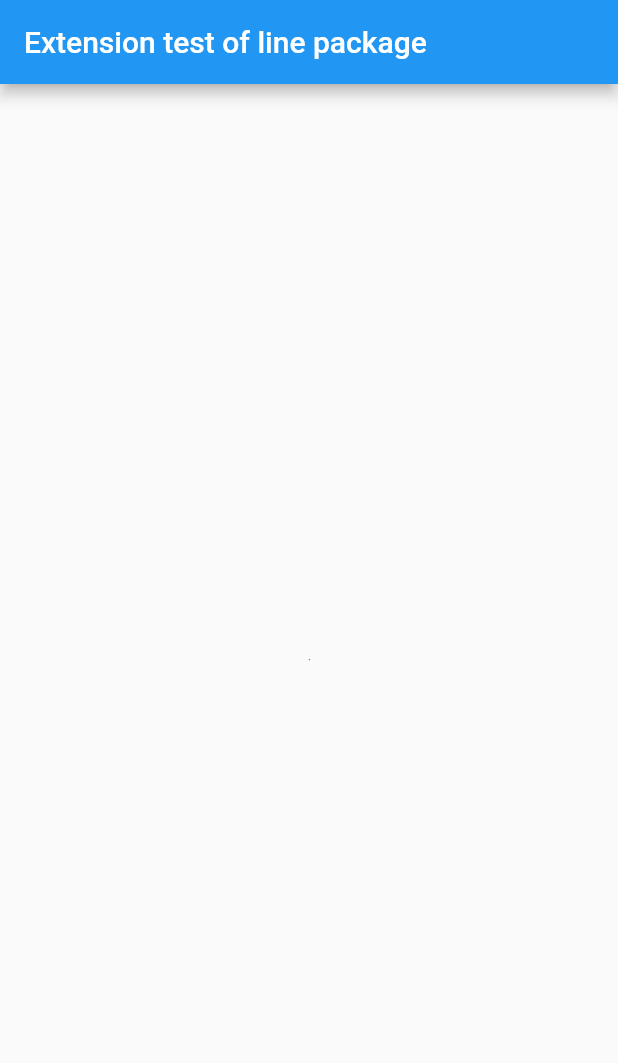
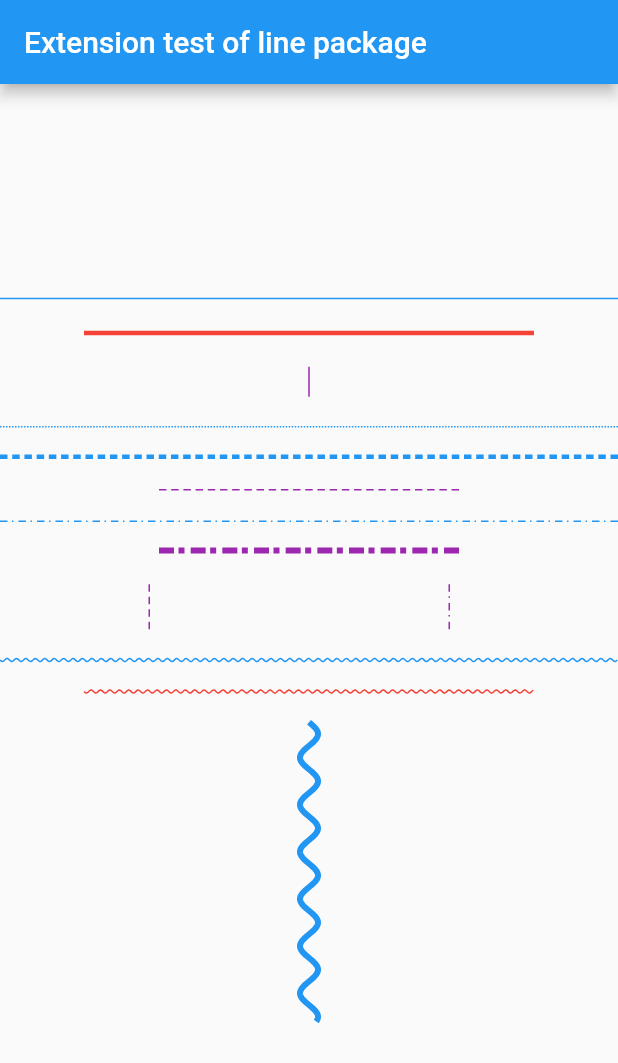
Before and after one commit to zhoushuangjian001/idkit_line, a Flutter app: the screen it shows after launch, on a phone screen of 412 x 824 dp. Shown: the top 1063 px of the screen. Run offline on Flutter 3.47's test engine with Material 2 defaults, Android fonts, the phone set to English and light mode, and no system bars.

Commit message:
使用文档编写

```diff
--- a/example/lib/main.dart
+++ b/example/lib/main.dart
@@ -39,80 +39,85 @@ class _MyHomePageState extends State<MyHomePage> {
         child: Column(
           mainAxisAlignment: MainAxisAlignment.center,
           children: <Widget>[
-            // IDKitLine.solid(),
-            // const SizedBox(height: 20),
-            // IDKitLine.solid(
-            //   color: Colors.red,
-            //   width: 300,
-            //   height: 5,
-            // ),
-            // const SizedBox(height: 20),
-            // IDKitLine.solid(
-            //   color: Colors.purple,
-            //   width: 300,
-            //   axis: Axis.vertical,
-            //   height: 20,
-            // ),
-            // const SizedBox(height: 20),
-            // IDKitLine.dotted(),
-            // const SizedBox(height: 20),
-            // IDKitLine.dotted(
-            //   dashLength: 5,
-            //   interval: 3,
-            // ),
-            // const SizedBox(height: 20),
-            // IDKitLine.dotted(
-            //   width: 200,
-            //   color: Colors.purple,
-            //   dashLength: 5,
-            //   interval: 3,
-            // ),
-            // const SizedBox(height: 20),
-            // IDKitLine.dotted(
-            //   dashLength: 5,
-            //   interval: 3,
-            //   dottedType: DottedType.dash_dot,
-            // ),
-            // const SizedBox(height: 20),
-            // IDKitLine.dotted(
-            //   width: 200,
-            //   color: Colors.purple,
-            //   dashLength: 5,
-            //   interval: 3,
-            //   dottedType: DottedType.dash_dot,
-            // ),
-            // const SizedBox(height: 20),
-            // Row(
-            //   children: <Widget>[
-            //     IDKitLine.dotted(
-            //       width: 200,
-            //       height: 30,
-            //       color: Colors.purple,
-            //       dashLength: 5,
-            //       interval: 3,
-            //       axis: Axis.vertical,
-            //     ),
-            //     IDKitLine.dotted(
-            //       width: 200,
-            //       height: 30,
-            //       color: Colors.purple,
-            //       dashLength: 5,
-            //       interval: 3,
-            //       dottedType: DottedType.dash_dot,
-            //       axis: Axis.vertical,
-            //     )
-            //   ],
-            // ),
-            // const SizedBox(height: 20),
-            // IDKitLine.wavy(),
-            // const SizedBox(height: 20),
-            // IDKitLine.wavy(
-            //   color: Colors.red,
-            //   width: 300,
-            // ),
-            // const SizedBox(height: 20),
+            IDKitLine.solid(),
+            const SizedBox(height: 20),
+            IDKitLine.solid(
+              color: Colors.red,
+              width: 300,
+              height: 5,
+              thickness: 3,
+            ),
+            const SizedBox(height: 20),
+            IDKitLine.solid(
+              color: Colors.purple,
+              width: 300,
+              axis: Axis.vertical,
+              height: 20,
+            ),
+            const SizedBox(height: 20),
+            IDKitLine.dotted(),
+            const SizedBox(height: 20),
+            IDKitLine.dotted(
+              dashLength: 5,
+              interval: 3,
+              thickness: 3,
+            ),
+            const SizedBox(height: 20),
+            IDKitLine.dotted(
+              width: 200,
+              color: Colors.purple,
+              dashLength: 5,
+              interval: 3,
+            ),
+            const SizedBox(height: 20),
+            IDKitLine.dotted(
+              dashLength: 5,
+              interval: 3,
+              dottedType: DottedType.dash_dot,
+            ),
+            const SizedBox(height: 20),
+            IDKitLine.dotted(
+              width: 200,
+              color: Colors.purple,
+              dashLength: 10,
+              interval: 3,
+              thickness: 4,
+              dottedType: DottedType.dash_dot,
+            ),
+            const SizedBox(height: 20),
+            Row(
+              children: <Widget>[
+                IDKitLine.dotted(
+                  width: 200,
+                  height: 30,
+                  color: Colors.purple,
+                  dashLength: 5,
+                  interval: 3,
+                  axis: Axis.vertical,
+                ),
+                IDKitLine.dotted(
+                  width: 200,
+                  height: 30,
+                  color: Colors.purple,
+                  dashLength: 5,
+                  interval: 3,
+                  dottedType: DottedType.dash_dot,
+                  axis: Axis.vertical,
+                )
+              ],
+            ),
+            const SizedBox(height: 20),
+            IDKitLine.wavy(),
+            const SizedBox(height: 20),
+            IDKitLine.wavy(
+              color: Colors.red,
+              width: 300,
+            ),
+            const SizedBox(height: 20),
             IDKitLine.wavy(
               axis: Axis.vertical,
+              height: 200,
+              thickness: 4,
               a: 6,
               w: 0.2,
             ),
```
Also changed, not shown: 1 other file.
